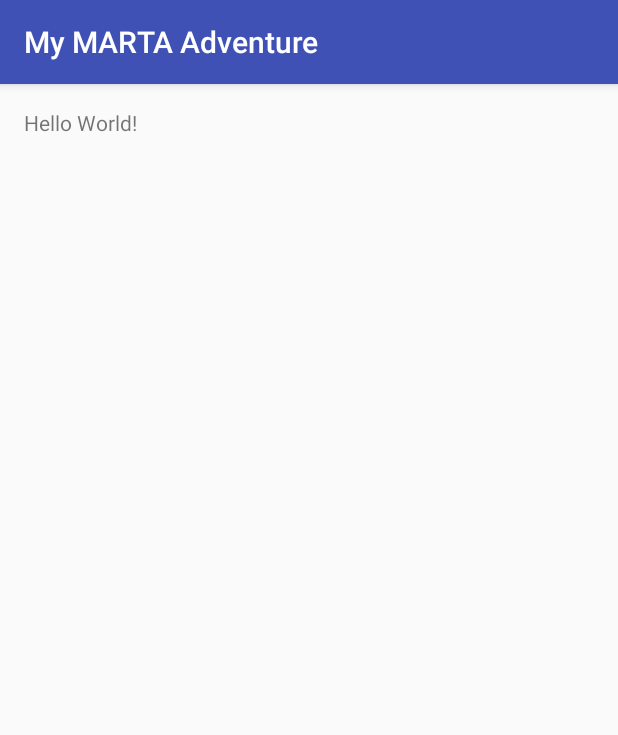
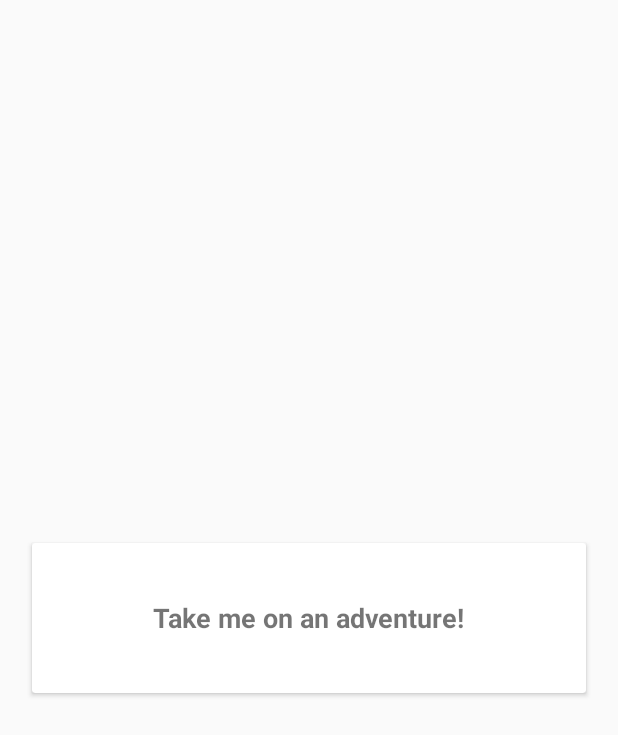
Before and after one commit to matthew-compton/MARTA, an Android app: the screen it shows after launch (MainActivity before the commit, IntroActivity after it), on a phone screen of 412 x 824 dp. Shown: the top 735 px of the screen. Run offline under Robolectric (Android 15) with nearby library versions, the phone set to English and light mode, and no system bars.

Commit message:
Introduced skeleton app structure.

```diff
--- a/app/src/main/AndroidManifest.xml
+++ b/app/src/main/AndroidManifest.xml
@@ -8,13 +8,15 @@
         android:label="@string/app_name"
         android:supportsRtl="true"
         android:theme="@style/AppTheme">
-        <activity android:name=".MainActivity">
+        <activity android:name=".IntroActivity">
             <intent-filter>
                 <action android:name="android.intent.action.MAIN"/>
-
                 <category android:name="android.intent.category.LAUNCHER"/>
             </intent-filter>
         </activity>
+        <activity android:name=".SelectionActivity"/>
+        <activity android:name=".AdventureActivity"/>
+        <activity android:name=".VictoryActivity"/>
     </application>
 
 </manifest>
--- /dev/null
+++ b/app/src/main/java/com/ambergleam/android/marta/IntroActivity.java
@@ -0,0 +1,22 @@
+package com.ambergleam.android.marta;
+
+import android.content.Intent;
+import android.os.Bundle;
+import android.support.v7.app.AppCompatActivity;
+import android.support.v7.widget.CardView;
+
+public class IntroActivity extends AppCompatActivity {
+
+    @Override
+    protected void onCreate(Bundle savedInstanceState) {
+        super.onCreate(savedInstanceState);
+        setContentView(R.layout.activity_intro);
+
+        CardView cardView = (CardView) findViewById(R.id.activity_intro_card);
+        cardView.setOnClickListener(view -> {
+            Intent intent = new Intent(IntroActivity.this, SelectionActivity.class);
+            startActivity(intent);
+        });
+    }
+
+}
--- a/app/src/main/java/com/ambergleam/android/marta/MainActivity.java
+++ /dev/null
@@ -1,14 +0,0 @@
-package com.ambergleam.android.marta;
-
-import android.support.v7.app.AppCompatActivity;
-import android.os.Bundle;
-
-public class MainActivity extends AppCompatActivity {
-
-    @Override
-    protected void onCreate(Bundle savedInstanceState) {
-        super.onCreate(savedInstanceState);
-        setContentView(R.layout.activity_main);
-    }
-
-}
--- a/app/src/main/res/layout/activity_main.xml
+++ b/app/src/main/res/layout/activity_adventure.xml
@@ -1,5 +1,5 @@
 <?xml version="1.0" encoding="utf-8"?>
-<RelativeLayout
+<FrameLayout
     xmlns:android="http://schemas.android.com/apk/res/android"
     xmlns:tools="http://schemas.android.com/tools"
     android:id="@+id/activity_main"
@@ -9,10 +9,12 @@
     android:paddingLeft="@dimen/activity_horizontal_margin"
     android:paddingRight="@dimen/activity_horizontal_margin"
     android:paddingTop="@dimen/activity_vertical_margin"
-    tools:context="com.ambergleam.android.marta.MainActivity">
+    tools:context="com.ambergleam.android.marta.AdventureActivity">
 
     <TextView
         android:layout_width="wrap_content"
         android:layout_height="wrap_content"
-        android:text="Hello World!"/>
-</RelativeLayout>
+        android:layout_gravity="center"
+        android:text="Adventure Time!"/>
+
+</FrameLayout>
--- /dev/null
+++ b/app/src/main/res/layout/activity_intro.xml
@@ -0,0 +1,34 @@
+<?xml version="1.0" encoding="utf-8"?>
+<FrameLayout
+    xmlns:android="http://schemas.android.com/apk/res/android"
+    xmlns:card_view="http://schemas.android.com/apk/res-auto"
+    xmlns:tools="http://schemas.android.com/tools"
+    android:layout_width="match_parent"
+    android:layout_height="match_parent"
+    android:paddingBottom="@dimen/activity_vertical_margin"
+    android:paddingLeft="@dimen/activity_horizontal_margin"
+    android:paddingRight="@dimen/activity_horizontal_margin"
+    android:paddingTop="@dimen/activity_vertical_margin"
+    tools:context="com.ambergleam.android.marta.IntroActivity">
+
+    <android.support.v7.widget.CardView
+        android:id="@+id/activity_intro_card"
+        android:layout_width="match_parent"
+        android:layout_height="100dp"
+        android:layout_gravity="center"
+        android:layout_margin="5dp"
+        card_view:cardCornerRadius="2dp"
+        card_view:contentPadding="10dp">
+
+        <TextView
+            android:layout_width="wrap_content"
+            android:layout_height="wrap_content"
+            android:layout_alignParentTop="true"
+            android:layout_gravity="center"
+            android:text="@string/intro_message"
+            android:textSize="18sp"
+            android:textStyle="bold"/>
+
+    </android.support.v7.widget.CardView>
+
+</FrameLayout>
--- a/app/src/main/res/values/styles.xml
+++ b/app/src/main/res/values/styles.xml
@@ -1,7 +1,7 @@
 <resources>
 
     <!-- Base application theme. -->
-    <style name="AppTheme" parent="Theme.AppCompat.Light.DarkActionBar">
+    <style name="AppTheme" parent="Theme.AppCompat.Light.NoActionBar">
         <!-- Customize your theme here. -->
         <item name="colorPrimary">@color/colorPrimary</item>
         <item name="colorPrimaryDark">@color/colorPrimaryDark</item>
--- a/build.gradle
+++ b/build.gradle
@@ -1,14 +1,10 @@
-// Top-level build file where you can add configuration options common to all sub-projects/modules.
-
 buildscript {
     repositories {
         jcenter()
     }
     dependencies {
         classpath 'com.android.tools.build:gradle:2.2.2'
-
-        // NOTE: Do not place your application dependencies here; they belong
-        // in the individual module build.gradle files
+        classpath 'me.tatarka:gradle-retrolambda:3.3.0-beta4'
     }
 }
 
```
Also changed, not shown: app/build.gradle (+15 -0 lines), app/src/main/java/com/ambergleam/android/marta/AdventureActivity.java (added, +22 -0 lines), app/src/main/java/com/ambergleam/android/marta/SelectionActivity.java (added, +34 -0 lines), app/src/main/java/com/ambergleam/android/marta/VictoryActivity.java (added, +22 -0 lines), app/src/main/res/layout/activity_selection.xml (added, +92 -0 lines), app/src/main/res/layout/activity_victory.xml (added, +34 -0 lines), app/src/main/res/values/strings.xml (+7 -0 lines).
